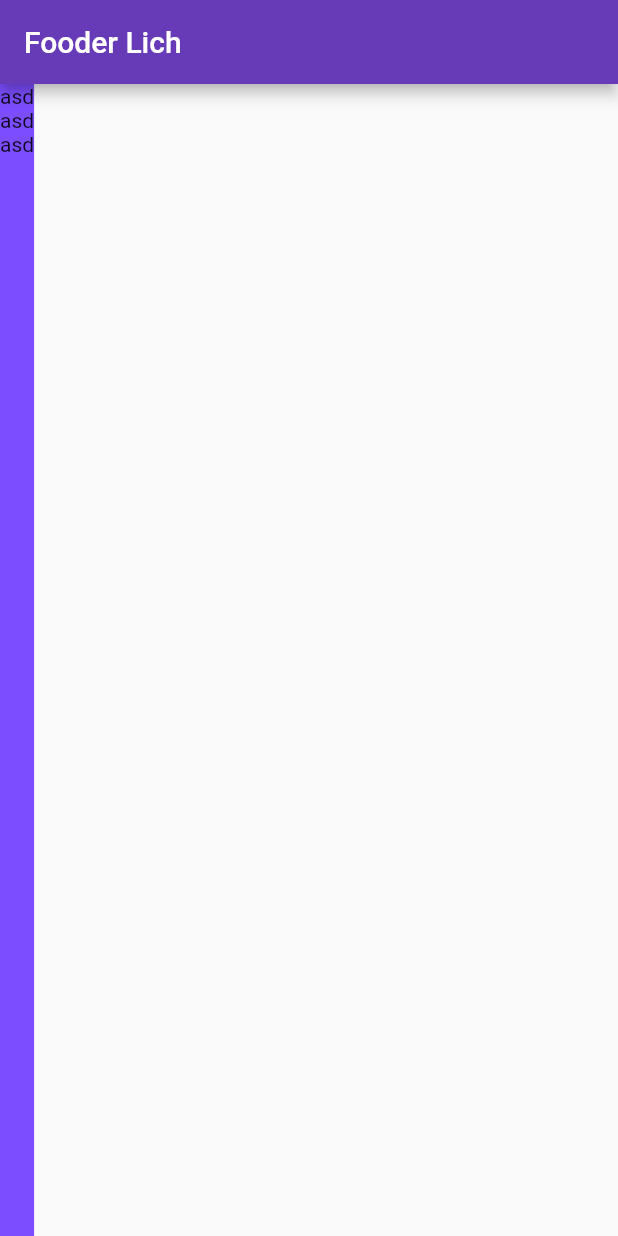
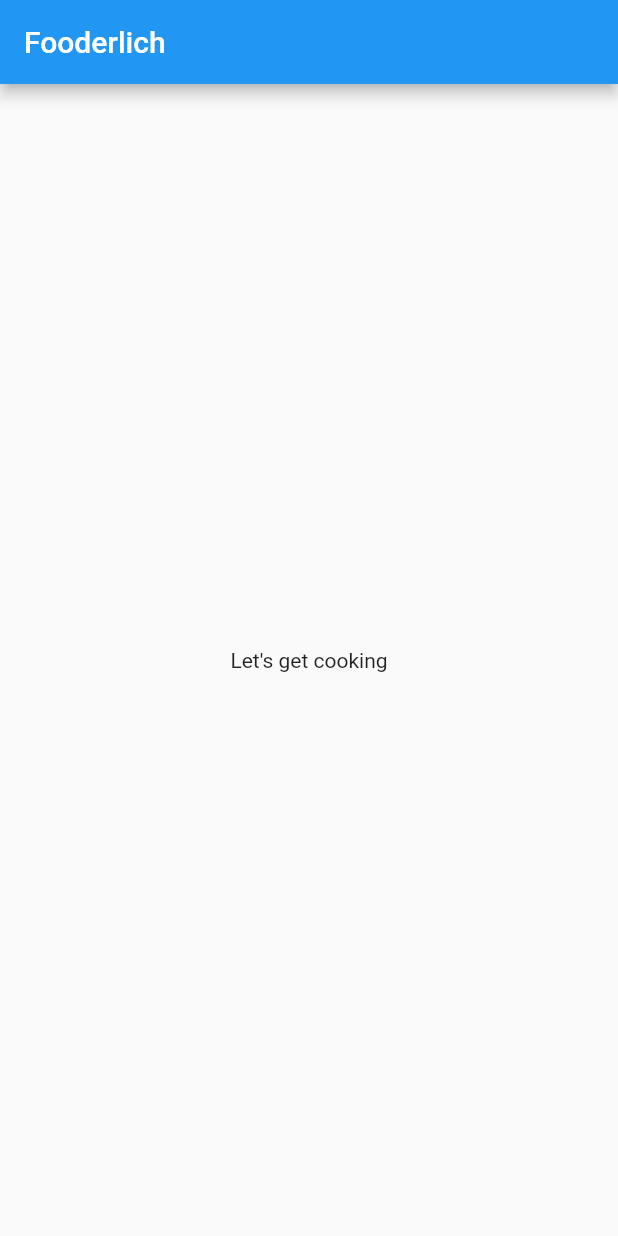
Before and after one commit to akgmage/fooder_lich, a Flutter app: the screen it shows after launch, on a phone screen of 412 x 824 dp. Run offline on Flutter 3.47's test engine with Material 2 defaults, Android fonts, the phone set to English and light mode, and no system bars.

Commit message:
Change stateful widget to stateless widget

```diff
--- a/lib/main.dart
+++ b/lib/main.dart
@@ -1,54 +1,24 @@
 import 'package:flutter/material.dart';
 
 void main() {
-  runApp(const MyApp());
+  runApp(const FooderLich());
 }
 
-class MyApp extends StatelessWidget {
-  const MyApp({Key? key}) : super(key: key);
-  // This widget is the root of your application.
+class FooderLich extends StatelessWidget {
+  const FooderLich({Key? key}) : super(key: key);
+
   @override
   Widget build(BuildContext context) {
     return MaterialApp(
-      title: 'Flutter Demo',
-      theme: ThemeData(
-        primarySwatch: Colors.blue,
+      title: 'Fooder Lich',
+      home: Scaffold(
+        appBar: AppBar(
+          title: const Text('Fooderlich'),
+        ),
+        body: const Center(
+          child: Text('Let\'s get cooking'),
+        ),
       ),
-      home: const MyHomePage(title: 'Fooder Lich'),
     );
   }
 }
-
-class MyHomePage extends StatefulWidget {
-  const MyHomePage({Key? key, required this.title}) : super(key: key);
-
-  final String title;
-
-  @override
-  State<MyHomePage> createState() => _MyHomePageState();
-}
-
-class _MyHomePageState extends State<MyHomePage> {
-  @override
-  Widget build(BuildContext context) {
-    return Scaffold(
-      appBar: AppBar(
-        backgroundColor: Colors.deepPurple,
-        title: Text(widget.title),
-      ),
-      body: SafeArea(
-        child: Container(
-          color: Colors.deepPurpleAccent,
-          child: Column(
-            children: const [
-              Text('asd'),
-              Text('asd'),
-              Text('asd'),
-            ],
-          ),
-        ),
-      ),
-      // This trailing comma makes auto-formatting nicer for build methods.
-    );
-  }
-}
```
